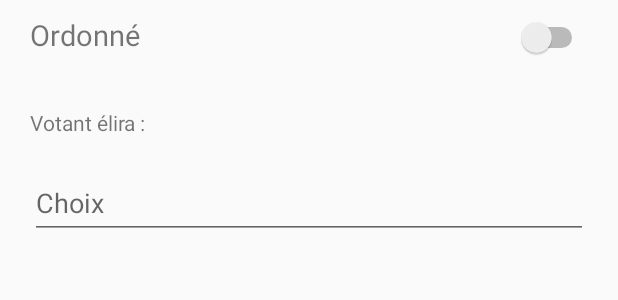
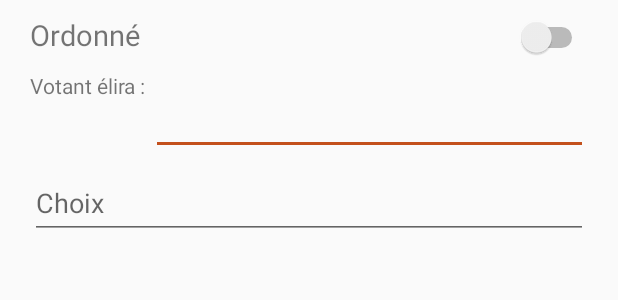
Before and after one commit to YMonnier/VOT_android_app, an Android app: the layout consult_create_algo_simple_vote_fragment.xml on its own in the app's theme, with its tools: preview values and no code run, on a phone screen of 412 x 824 dp. Shown: the top 300 px of the screen. Run offline under Robolectric (Android 15) with nearby library versions, the phone set to English and light mode, and no system bars.

Commit message:
fix graphic bug

```diff
--- a/app/src/main/java/pm12016g3/tln/univ/fr/vot/features/consult/create/invitation/InvitationFragment.java
+++ b/app/src/main/java/pm12016g3/tln/univ/fr/vot/features/consult/create/invitation/InvitationFragment.java
@@ -22,7 +22,7 @@ import pm12016g3.tln.univ.fr.vot.features.consult.create.invitation.friends.Invi
 @EFragment(R.layout.consult_create_invitation_fragment)
 public class InvitationFragment extends Fragment
         implements CompoundButton.OnCheckedChangeListener {
-
+    private static final String TAG = InvitationFragment.class.getSimpleName();
     /**
      * Parent fragment.
      * This variable is used to send and
@@ -38,6 +38,7 @@ public class InvitationFragment extends Fragment
 
     private void setDefaultFragment() {
         setFragment(new InvitationFriendsFragment_());
+        parent.nextStep();
     }
 
     @Override
@@ -56,4 +57,7 @@ public class InvitationFragment extends Fragment
                 .replace(R.id.mainCreateContent, fragment)
                 .commit();
     }
+
+
+
 }
--- a/app/src/main/res/layout/consult_create_algo_simple_vote_fragment.xml
+++ b/app/src/main/res/layout/consult_create_algo_simple_vote_fragment.xml
@@ -39,18 +39,20 @@
 
             <TextView
                 android:layout_width="wrap_content"
-                android:layout_height="wrap_content"
-                android:text="Votant élira : " />
+                android:layout_height="match_parent"
+                android:text="Votant élira : "
+                android:textAlignment="center"
+                android:layout_gravity="center_vertical"/>
 
             <android.support.design.widget.TextInputLayout
-                android:layout_width="match_parent"
-                android:layout_height="wrap_content">
+                android:layout_width="0dp"
+                android:layout_height="wrap_content"
+                android:layout_weight="1">
 
                 <EditText
                     android:id="@+id/input_nb_choices"
-                    android:layout_width="0dp"
-                    android:layout_height="wrap_content"
-                    android:layout_weight="1"
+                    android:layout_width="match_parent"
+                    android:layout_height="match_parent"
                     android:hint="@string/nb_choice"
                     android:imeActionId="@+id/candidat_next"
                     android:imeActionLabel="candidat_next"
@@ -80,13 +82,6 @@
                     android:inputType="text"
                     android:maxLines="1" />
             </android.support.design.widget.TextInputLayout>
-            <!--
-            <Button
-                android:id="@+id/add_candidate"
-                android:tag="add_candidate"
-                android:layout_width="wrap_content"
-                android:layout_height="wrap_content"
-                android:text="@string/add_candidate"/> -->
         </LinearLayout>
 
 
--- a/app/src/main/res/layout/consult_create_invitation_fragment.xml
+++ b/app/src/main/res/layout/consult_create_invitation_fragment.xml
@@ -7,7 +7,7 @@
     <ScrollView
         android:id="@+id/create_form"
         android:layout_width="match_parent"
-        android:layout_height="match_parent">
+        android:layout_height="wrap_content">
 
         <LinearLayout
             android:id="@+id/email_login_form"
@@ -49,6 +49,6 @@
         android:layout_height="match_parent"
         app:layout_behavior="@string/appbar_scrolling_view_behavior"
         tools:context="pm12016g3.tln.univ.fr.vot.features.MainActivity_"
-        tools:showIn="@layout/main_app_bar_main"/>
+        tools:showIn="@layout/main_app_bar_main" />
 
 </LinearLayout>
```
Also changed, not shown: app/src/main/java/pm12016g3/tln/univ/fr/vot/features/consult/create/algorithms/simple/SimpleVoteFragment.java (+8 -0 lines).
